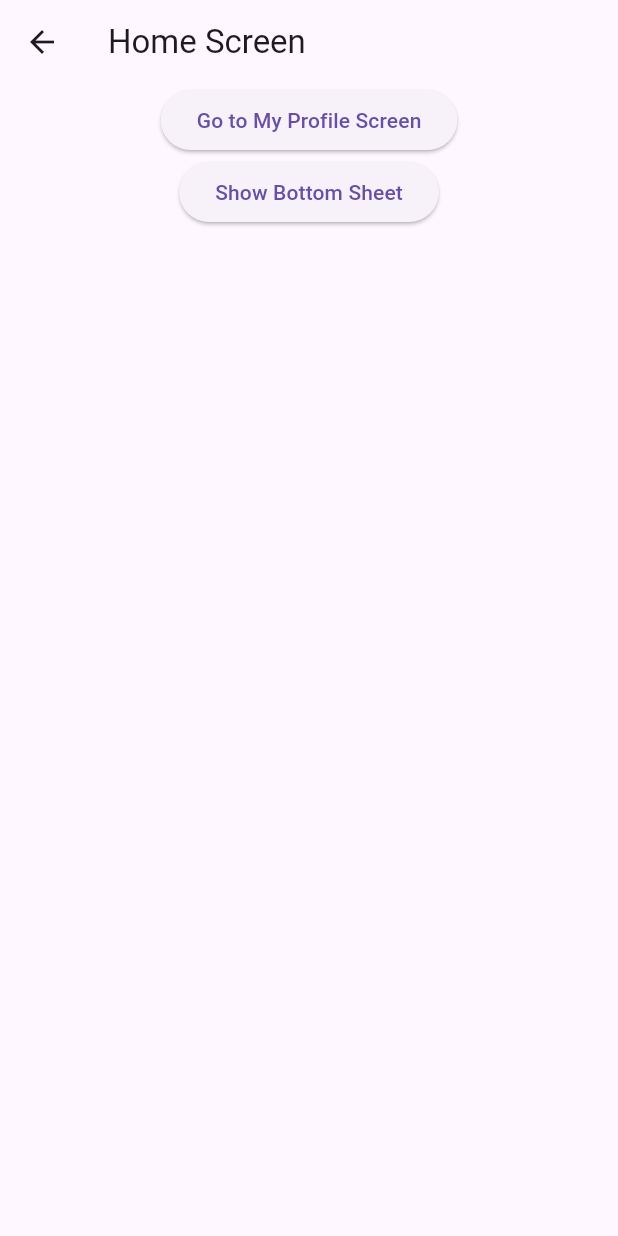
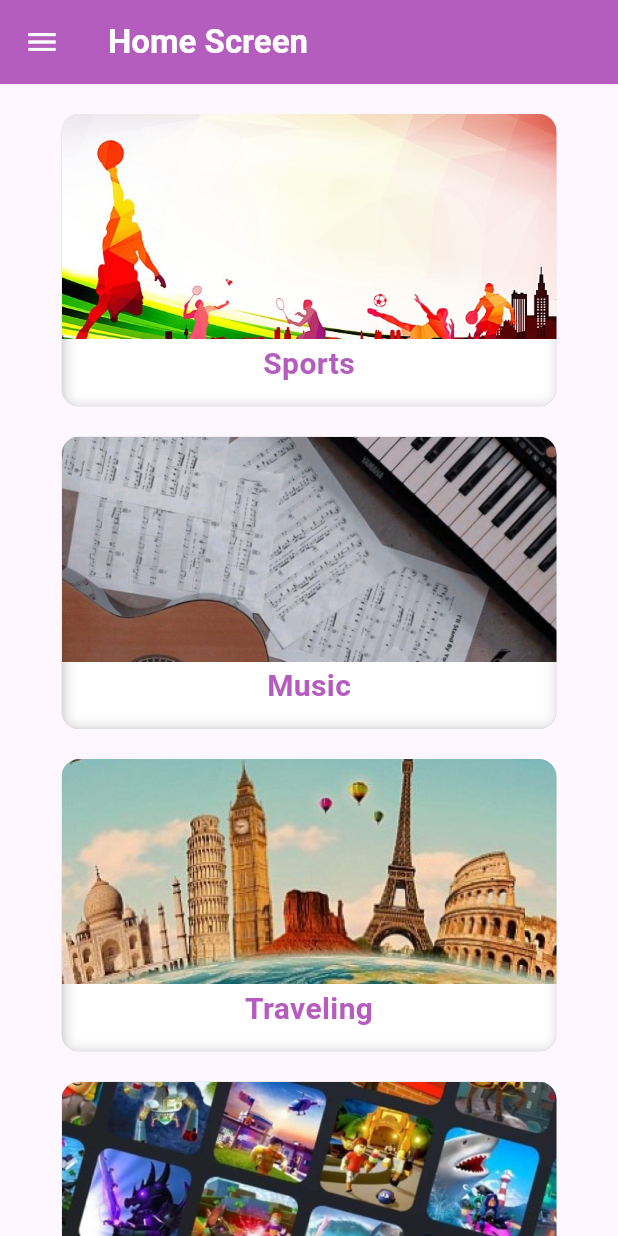
Before and after one commit to josuastg/HobiHub, a Flutter app: the HomePage screen opened directly, on a phone screen of 412 x 824 dp. Run offline on Flutter 3.47's test engine with Material 3 defaults, Android fonts, the light colour scheme and no system bars; our stand-ins replace email_validator, flutter_svg.

Commit message:
able to show Home Screen

```diff
--- /dev/null
+++ b/lib/models/hobby.dart
@@ -0,0 +1,6 @@
+class Hobby {
+  final String imageUrl;
+  final String title;
+
+  Hobby({required this.imageUrl, required this.title});
+}
--- a/lib/screens/chat_screen.dart
+++ b/lib/screens/chat_screen.dart
@@ -1,16 +1,27 @@
 import 'package:flutter/material.dart';
 
 class ChatScreen extends StatelessWidget {
-  const ChatScreen({super.key});
+  final String title;
+  const ChatScreen({super.key, required this.title});
 
   @override
   Widget build(BuildContext context) {
     return Scaffold(
       appBar: AppBar(
-        title: const Text('Chat Screen'),
+        centerTitle: true,
+        backgroundColor: const Color.fromARGB(255, 181, 93, 190),
+        title: Text(
+          title,
+          style: const TextStyle(
+            color: Colors.white,
+            fontSize: 22,
+            fontWeight: FontWeight.w700,
+          ),
+        ),
+        iconTheme: const IconThemeData(color: Colors.white),
       ),
-      body: const Center(
-        child: Text('This is Chat Screen'),
+      body: Center(
+        child: Text('This is Chat Screen for $title'),
       ),
     );
   }
--- a/lib/screens/home_screen.dart
+++ b/lib/screens/home_screen.dart
@@ -1,6 +1,8 @@
 import 'package:flutter/material.dart';
+import 'package:hobihub/models/hobby.dart';
 import 'package:hobihub/screens/my_profile_screen.dart';
 import 'package:hobihub/widgets/bottom_sheet_menu.dart';
+import 'package:hobihub/widgets/hobby_card.dart';
 
 class HomePage extends StatefulWidget {
   const HomePage({super.key});
@@ -25,26 +27,79 @@ class _HomePageState extends State<HomePage> {
   Widget build(BuildContext context) {
     return Scaffold(
       appBar: AppBar(
-        title: const Text('Home Screen'),
+        backgroundColor: const Color.fromARGB(255, 181, 93, 190),
+        title: const Text(
+          'Home Screen',
+          style: TextStyle(
+            color: Colors.white,
+            fontSize: 22,
+            fontWeight: FontWeight.w700,
+          ),
+        ),
+        iconTheme: const IconThemeData(color: Colors.white),
       ),
-      body: Column(
-        children: [
-          Center(
-            child: ElevatedButton(
-              onPressed: () {
-                Navigator.push(
-                    context,
-                    MaterialPageRoute(
-                        builder: (context) => const MyProfileScreen()));
-              },
-              child: const Text("Go to My Profile Screen"),
-            ),
+      drawer: const Drawer(),
+      body: SingleChildScrollView(
+        child: Center(
+          child: Column(
+            children: [
+              const SizedBox(
+                height: 20,
+              ),
+              HobbyCard(hobby:
+              Hobby(
+                imageUrl: "assets/images/Sports.png",
+                title: "Sports",
+                ),
+              ),
+              const SizedBox(
+                height: 20,
+              ),
+              HobbyCard(hobby:
+              Hobby(
+                imageUrl: "assets/images/Music.png",
+                title: "Music"
+                ),
+              ),
+              const SizedBox(
+                height: 20,
+              ),
+              HobbyCard(hobby:
+              Hobby(
+                imageUrl: "assets/images/Travel.png",
+                title: "Traveling"
+                ),
+              ),
+              const SizedBox(
+                height: 20,
+              ),
+              HobbyCard(hobby:
+              Hobby(
+                imageUrl: "assets/images/Games.png",
+                title:"Games"
+                ),
+              ),
+              const SizedBox(
+                height: 20,
+              ),
+              // Center(
+              //   child: ElevatedButton(
+              //     onPressed: () {
+              //       Navigator.push(
+              //           context,
+              //           MaterialPageRoute(
+              //               builder: (context) => const MyProfileScreen()));
+              //     },
+              //     child: const Text("Go to My Profile Screen"),
+              //   ),
+              // ),
+              // ElevatedButton(
+              //   onPressed: _openBottomSheetMenu,
+              //   child: const Text("Show Bottom Sheet"),
+              // ),
+            ],
           ),
-          ElevatedButton(
-            onPressed: _openBottomSheetMenu,
-            child: const Text("Show Bottom Sheet"),
-          ),
-        ],
+        ),
       ),
     );
   }
--- a/lib/screens/login_screen.dart
+++ b/lib/screens/login_screen.dart
@@ -15,12 +15,12 @@ class LoginScreen extends StatelessWidget {
         children: [
           Center(
             child: ElevatedButton(onPressed: () {
-              Navigator.push(context, MaterialPageRoute(builder: (context) => RegisterScreen()));
+              Navigator.push(context, MaterialPageRoute(builder: (context) => const RegisterScreen()));
             },
             child: const Text("Go to Register Screen")),
           ),
           ElevatedButton(onPressed: () {
-              Navigator.push(context, MaterialPageRoute(builder: (context) => HomePage()));
+              Navigator.push(context, MaterialPageRoute(builder: (context) => const HomePage()));
             },
             child: const Text("Go to Home Screen")),
         ],
--- /dev/null
+++ b/lib/widgets/hobby_card.dart
@@ -0,0 +1,75 @@
+import 'package:flutter/material.dart';
+import 'package:hobihub/models/hobby.dart';
+import 'package:hobihub/screens/chat_screen.dart';
+
+class HobbyCard extends StatelessWidget {
+  final Hobby hobby;
+
+  const HobbyCard({super.key, required this.hobby});
+
+  @override
+  Widget build(BuildContext context) {
+    return ClipRRect(
+      borderRadius: const BorderRadius.all(Radius.circular(12)),
+      child: GestureDetector(
+        onTap: () {
+        _navigateToChatScreen(context, hobby.title);
+      },
+        child: Container(
+          height: 195,
+          width: 330,
+          decoration: const BoxDecoration(
+            boxShadow: [
+              BoxShadow(
+                color: Color.fromARGB(255, 155, 155, 155),
+                offset: Offset(
+                  0.0,
+                  0.0
+                ),
+                blurRadius: 0.0,
+                spreadRadius: 0.0
+              ),
+              BoxShadow(
+                color:Colors.white,
+                offset: Offset(
+                  1.0,
+                  0.5
+                ),
+                blurRadius: 9.0,
+                spreadRadius: 3.0
+              ),
+            ]
+          ),
+          child: Column(
+            children: [
+              Image.asset(
+                hobby.imageUrl,
+                width: 330,
+                height: 150,
+                fit: BoxFit.cover,
+              ),
+              const SizedBox(
+                height: 2,
+              ),
+              Text(
+                hobby.title,
+                style: const TextStyle(
+                  color: Color.fromARGB(255, 181, 93, 190),
+                  fontSize: 20,
+                  fontWeight: FontWeight.w700
+                ),
+              )
+            ],
+          ),
+        ),
+      ),
+    );
+  }
+}
+
+void _navigateToChatScreen(BuildContext context, String title) {
+  Navigator.push(
+    context,
+    MaterialPageRoute(
+      builder: (context) => ChatScreen(title: title)));
+}
--- a/pubspec.yaml
+++ b/pubspec.yaml
@@ -37,6 +37,7 @@ dependencies:
   cupertino_icons: ^1.0.2
   email_validator: ^2.1.17
   flutter_svg: ^2.0.9
+  getwidget: ^2.0.4
 
 dev_dependencies:
   flutter_test:
```
Also changed, not shown: assets/images/Games.png (added), assets/images/Music.png (added), assets/images/Sports.png (added), assets/images/Travel.png (added), pubspec.lock.
